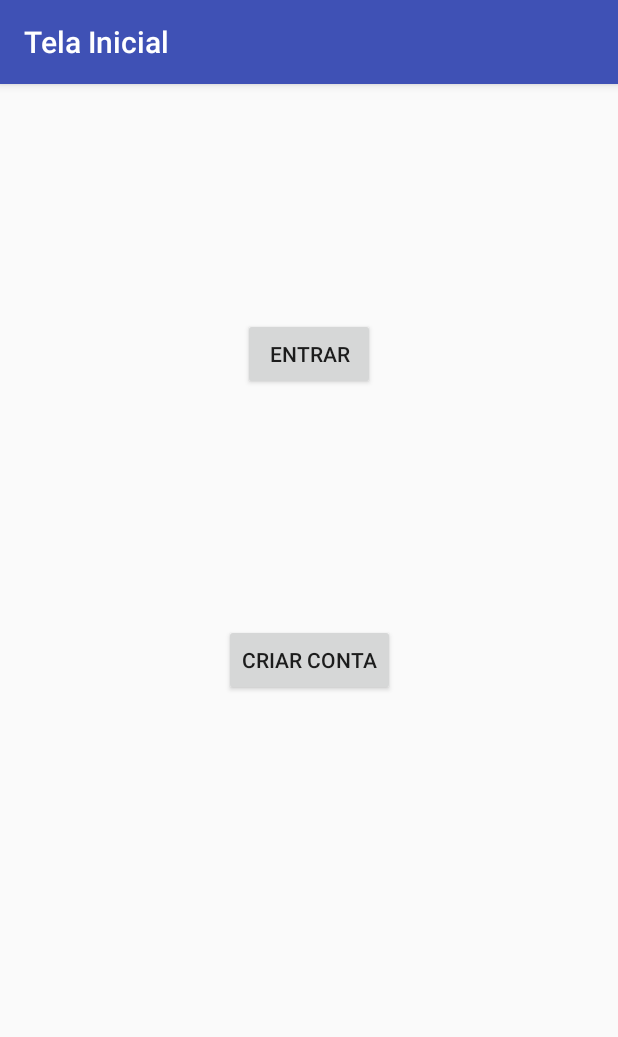
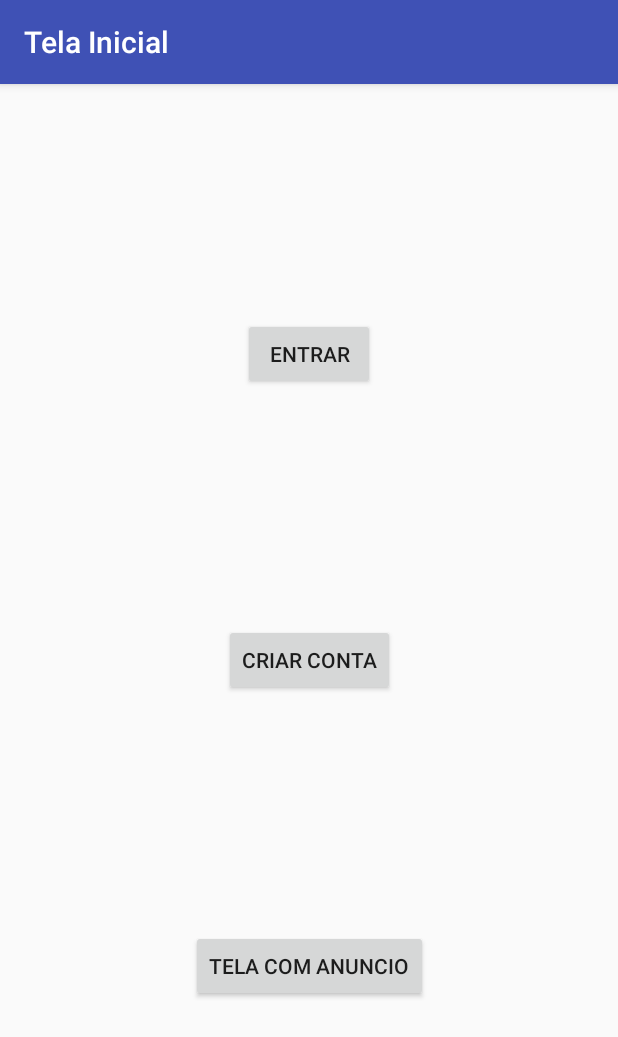
Before and after one commit to guilhermemcardoso/minicursofirebase, an Android app: the screen it shows after launch (MainActivity), on a phone screen of 412 x 824 dp. Shown: the top 1037 px of the screen. Run offline under Robolectric (Android 15) with nearby library versions, the phone set to English and light mode, and no system bars.

Commit message:
[REMOTE] - Configuração remota para visualização de banner de anuncio

```diff
--- a/app/src/main/java/cardoso/guilherme/minicursofirebase/MainActivity.java
+++ b/app/src/main/java/cardoso/guilherme/minicursofirebase/MainActivity.java
@@ -8,11 +8,13 @@ import android.widget.Button;
 
 import cardoso.guilherme.minicursofirebase.auth.CreateAccountActivity;
 import cardoso.guilherme.minicursofirebase.auth.LoginActivity;
+import cardoso.guilherme.minicursofirebase.remote.AdActivity;
 
 public class MainActivity extends AppCompatActivity {
 
     private Button btnLogin;
     private Button btnCreateAccount;
+    private Button btnAdScreen;
 
     @Override
     protected void onCreate(Bundle savedInstanceState) {
@@ -23,6 +25,7 @@ public class MainActivity extends AppCompatActivity {
 
         btnCreateAccount = findViewById(R.id.createAccount);
         btnLogin = findViewById(R.id.login);
+        btnAdScreen = findViewById(R.id.adScreen);
 
         btnLogin.setOnClickListener(new View.OnClickListener() {
             @Override
@@ -39,5 +42,13 @@ public class MainActivity extends AppCompatActivity {
                 startActivity(intent);
             }
         });
+
+        btnAdScreen.setOnClickListener(new View.OnClickListener() {
+            @Override
+            public void onClick(View v) {
+                Intent intent = new Intent(MainActivity.this, AdActivity.class);
+                startActivity(intent);
+            }
+        });
     }
 }
--- a/app/src/main/res/layout/activity_main.xml
+++ b/app/src/main/res/layout/activity_main.xml
@@ -10,7 +10,6 @@
         android:id="@+id/login"
         android:text="Entrar"
         app:layout_constraintTop_toTopOf="parent"
-        app:layout_constraintBottom_toBottomOf="parent"
         app:layout_constraintLeft_toLeftOf="parent"
         app:layout_constraintRight_toRightOf="parent"
         app:layout_constraintBottom_toTopOf="@+id/createAccount"
@@ -20,12 +19,21 @@
     <Button
         android:id="@+id/createAccount"
         android:text="Criar conta"
-        app:layout_constraintTop_toTopOf="parent"
-        app:layout_constraintBottom_toBottomOf="parent"
+        app:layout_constraintBottom_toTopOf="@id/adScreen"
         app:layout_constraintLeft_toLeftOf="parent"
         app:layout_constraintRight_toRightOf="parent"
         app:layout_constraintTop_toBottomOf="@id/login"
         android:layout_width="wrap_content"
         android:layout_height="wrap_content" />
 
+    <Button
+        android:id="@+id/adScreen"
+        android:text="Tela com anuncio"
+        app:layout_constraintBottom_toBottomOf="parent"
+        app:layout_constraintLeft_toLeftOf="parent"
+        app:layout_constraintRight_toRightOf="parent"
+        app:layout_constraintTop_toBottomOf="@id/createAccount"
+        android:layout_width="wrap_content"
+        android:layout_height="wrap_content" />
+
 </android.support.constraint.ConstraintLayout>
```
Also changed, not shown: app/src/main/java/cardoso/guilherme/minicursofirebase/remote/AdActivity.java (+43 -0 lines), app/src/main/res/layout/activity_ad.xml (+9 -0 lines), app/src/main/res/xml/show_ads.xml (+6 -3 lines).
